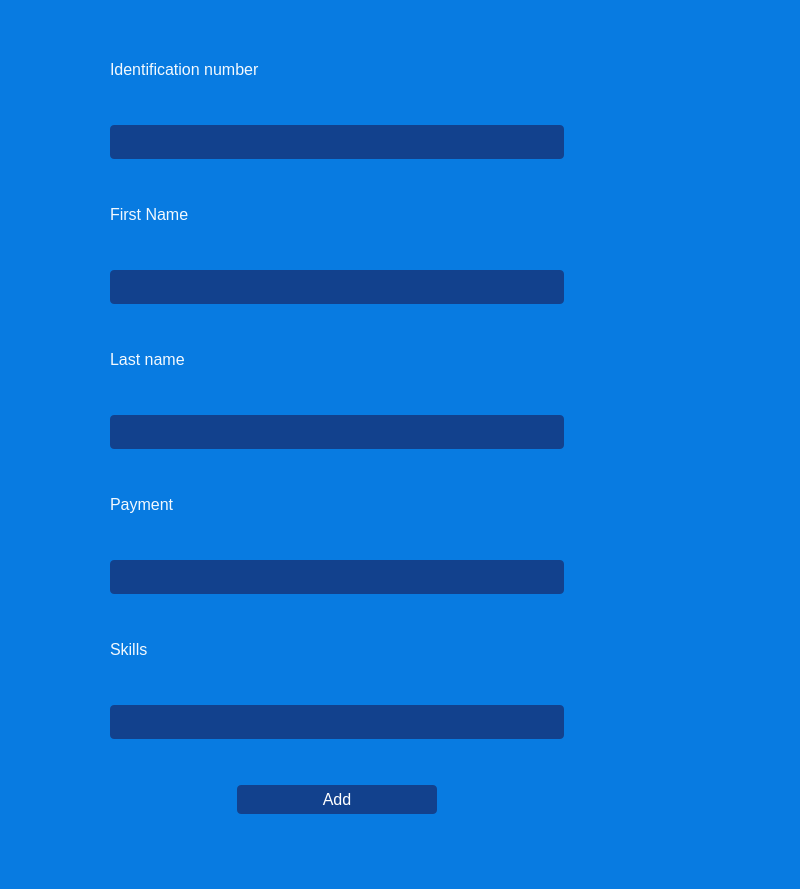
The window that ui/TeamLeadersRegister.ui (Dimalko/telo2) describes before a commit, drawn with Qt 5.
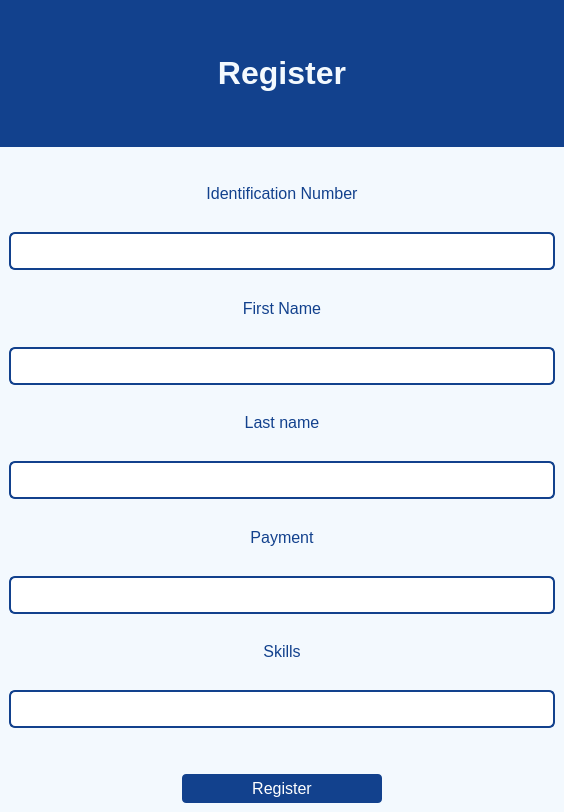
The same window after the commit.

```diff
--- a/ui/TeamLeadersRegister.ui
+++ b/ui/TeamLeadersRegister.ui
@@ -6,20 +6,20 @@
    <rect>
     <x>0</x>
     <y>0</y>
-    <width>800</width>
-    <height>889</height>
+    <width>564</width>
+    <height>812</height>
    </rect>
   </property>
   <property name="minimumSize">
    <size>
-    <width>800</width>
-    <height>889</height>
+    <width>564</width>
+    <height>812</height>
    </size>
   </property>
   <property name="maximumSize">
    <size>
-    <width>800</width>
-    <height>889</height>
+    <width>564</width>
+    <height>812</height>
    </size>
   </property>
   <property name="windowTitle">
@@ -27,22 +27,24 @@
   </property>
   <property name="styleSheet">
    <string notr="true">QWidget{
-background-color: rgb(8, 123, 225);
+background-color: rgb(243, 249, 254);
 }
 
 
 QLabel{
-color:rgb(243, 249, 254);
+color: rgb(18, 65, 141);
 font-size:16px;
 padding-bottom: 0px;
+text-align: center;
 }
 
 QLineEdit{
-background-color: rgb(18, 65, 141);
-border: none; 
-border-radius: 4px; 
+background-color: rgb(255, 255, 255);
+border: 2px solid; 
+border-radius: 6px; 
+border-color:rgb(18, 65, 141);
 padding: 8px;
-color:rgb(243, 249, 254);
+color: rgb(18, 65, 141);
 font-size:14px;
 }
 
@@ -60,15 +62,40 @@
 }</string>
   </property>
   <widget class="QWidget" name="centralwidget">
+   <layout class="QVBoxLayout" name="verticalLayout_2" stretch="2,9">
+    <property name="leftMargin">
+     <number>0</number>
+    </property>
+    <property name="topMargin">
+     <number>0</number>
+    </property>
+    <property name="rightMargin">
+     <number>0</number>
+    </property>
+    <property name="bottomMargin">
+     <number>0</number>
+    </property>
+    <item>
+     <widget class="QWidget" name="labelWidget" native="true">
+      <property name="styleSheet">
+       <string notr="true">background-color: rgb(18, 65, 141);</string>
+      </property>
+      <layout class="QHBoxLayout" name="horizontalLayout_2">
+       <item>
+        <widget class="QLabel" name="label">
+         <property name="styleSheet">
+          <string notr="true">color: rgb(243, 249, 254);</string>
+         </property>
+         <property name="text">
+          <string>&lt;html&gt;&lt;head/&gt;&lt;body&gt;&lt;p align=&quot;center&quot;&gt;&lt;span style=&quot; font-size:24pt; font-weight:600;&quot;&gt;Register&lt;/span&gt;&lt;/p&gt;&lt;/body&gt;&lt;/html&gt;</string>
+         </property>
+        </widget>
+       </item>
+      </layout>
+     </widget>
+    </item>
+    <item>
    <widget class="QWidget" name="widget" native="true">
-    <property name="geometry">
-     <rect>
-      <x>110</x>
-      <y>20</y>
-      <width>454</width>
-      <height>794</height>
-     </rect>
-    </property>
     <property name="styleSheet">
      <string notr="true"/>
     </property>
@@ -76,7 +103,7 @@
      <item>
       <widget class="QLabel" name="IdLabel">
        <property name="text">
-        <string>Identification number</string>
+          <string>&lt;html&gt;&lt;head/&gt;&lt;body&gt;&lt;p align=&quot;center&quot;&gt;&lt;span style=&quot; font-size:12pt;&quot;&gt;Identification Number&lt;/span&gt;&lt;/p&gt;&lt;/body&gt;&lt;/html&gt;</string>
        </property>
       </widget>
      </item>
@@ -90,7 +117,7 @@
      <item>
       <widget class="QLabel" name="FirstNameLabel">
        <property name="text">
-        <string>First Name</string>
+          <string>&lt;html&gt;&lt;head/&gt;&lt;body&gt;&lt;p align=&quot;center&quot;&gt;&lt;span style=&quot; font-size:12pt;&quot;&gt;First Name&lt;/span&gt;&lt;/p&gt;&lt;/body&gt;&lt;/html&gt;</string>
        </property>
       </widget>
      </item>
@@ -104,7 +131,7 @@
      <item>
       <widget class="QLabel" name="LastNameLabel">
        <property name="text">
-        <string>Last name</string>
+          <string>&lt;html&gt;&lt;head/&gt;&lt;body&gt;&lt;p align=&quot;center&quot;&gt;&lt;span style=&quot; font-size:12pt;&quot;&gt;Last name&lt;/span&gt;&lt;/p&gt;&lt;/body&gt;&lt;/html&gt;</string>
        </property>
       </widget>
      </item>
@@ -118,7 +145,7 @@
      <item>
       <widget class="QLabel" name="PaymentLabel">
        <property name="text">
-        <string>Payment</string>
+          <string>&lt;html&gt;&lt;head/&gt;&lt;body&gt;&lt;p align=&quot;center&quot;&gt;&lt;span style=&quot; font-size:12pt;&quot;&gt;Payment&lt;/span&gt;&lt;/p&gt;&lt;/body&gt;&lt;/html&gt;</string>
        </property>
       </widget>
      </item>
@@ -135,7 +162,7 @@
         <string notr="true"/>
        </property>
        <property name="text">
-        <string>Skills</string>
+          <string>&lt;html&gt;&lt;head/&gt;&lt;body&gt;&lt;p align=&quot;center&quot;&gt;&lt;span style=&quot; font-size:12pt;&quot;&gt;Skills&lt;/span&gt;&lt;/p&gt;&lt;/body&gt;&lt;/html&gt;</string>
        </property>
       </widget>
      </item>
@@ -207,7 +234,7 @@
           <string notr="true"/>
          </property>
          <property name="text">
-          <string>Add</string>
+            <string>Register</string>
          </property>
         </widget>
        </item>
@@ -228,6 +255,8 @@
      </item>
     </layout>
    </widget>
+    </item>
+   </layout>
   </widget>
  </widget>
  <resources/>
```
Lines whose indentation alone changed are shown as unchanged.
